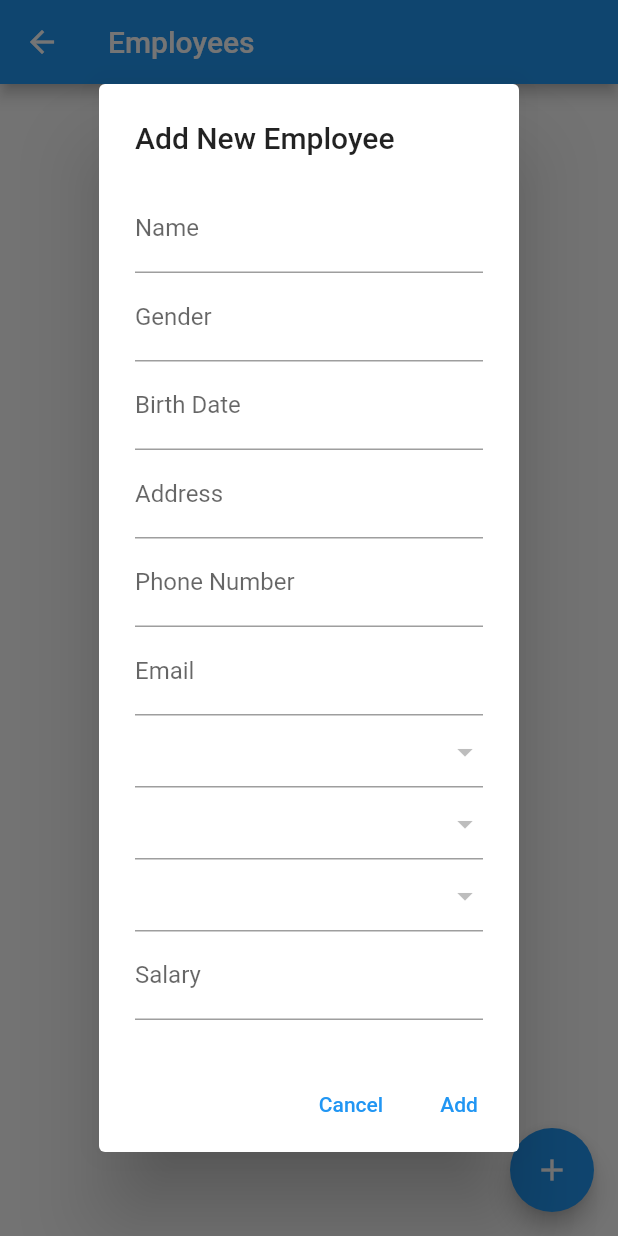
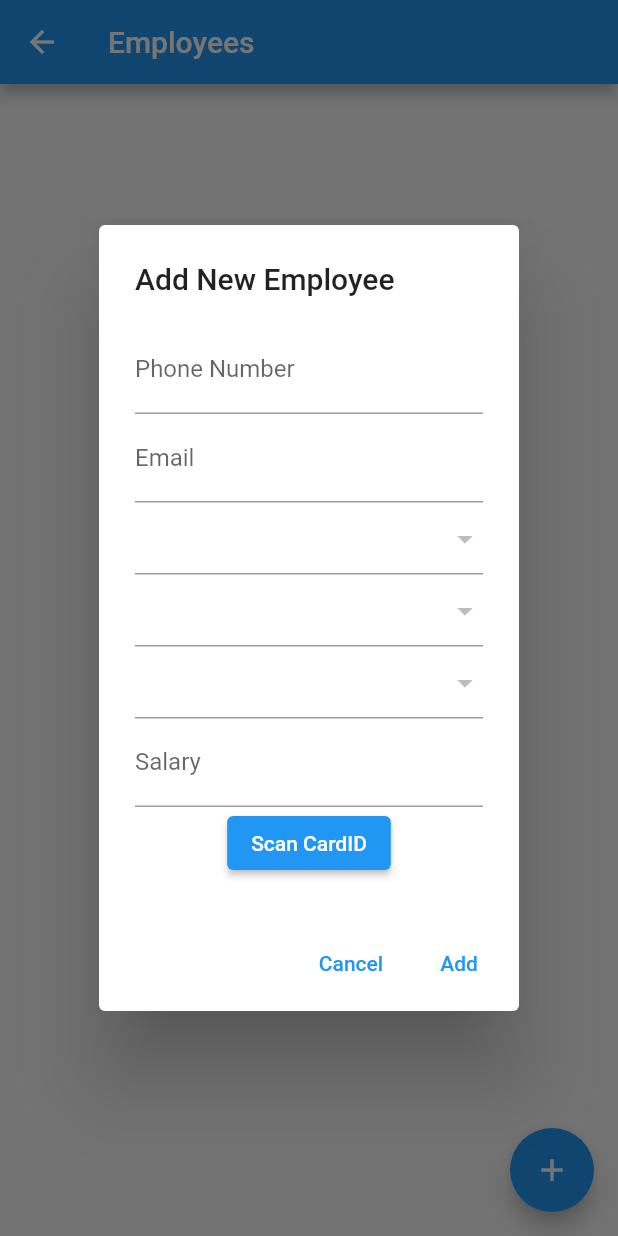
Before and after one commit to kurobakaito920/ManageStaff, a Flutter app: the EmployeePage screen opened directly, after a tap on the "add" icon, on a phone screen of 412 x 824 dp. Run offline on Flutter 3.47's test engine with Material 2 defaults, Android fonts, the phone set to English and light mode, and no system bars; our stand-ins replace cloud_firestore, firebase_core, font_awesome_flutter; missing offline and left inert: my_barcode_scanner; accounts and stored records are empty.

Commit message:
fix file push

```diff
--- a/lib/data/data.dart
+++ b/lib/data/data.dart
@@ -6,47 +6,47 @@ import '../models/employee.dart';
 import '../models/job.dart';
 
 //! Employee
-List<Employee> employees = [
-  Employee(
-    id: '1',
-    name: 'John Smith',
-    gender: 'Male',
-    birthDate: DateTime(1985, 12, 1),
-    address: '123 Main St, Anytown, USA',
-    phoneNumber: '555-1234',
-    email: 'john.smith@example.com',
-    department: departments[0], // Sales department
-    position: positions[0], // Sales Representative
-    branch: branches[0],
-    salary: 2500.00,
-  ),
-  Employee(
-    id: '2',
-    name: 'Jane Doe',
-    gender: 'Female',
-    birthDate: DateTime(1990, 6, 15),
-    address: '456 Elm St, Anytown, USA',
-    phoneNumber: '555-5678',
-    email: 'jane.doe@example.com',
-    department: departments[1], // Marketing department
-    position: positions[1], // Marketing Specialist
-    branch: branches[0],
-    salary: 3000.00,
-  ),
-  Employee(
-    id: '3',
-    name: 'Thanh Ty',
-    gender: 'Female',
-    birthDate: DateTime(1990, 6, 15),
-    address: '456 Elm St, Anytown, USA',
-    phoneNumber: '555-5678',
-    email: 'jane.doe@example.com',
-    department: departments[1], // Marketing department
-    position: positions[1], // Marketing Specialist
-    branch: branches[0],
-    salary: 3000.00,
-  ),
-];
+// List<Employee> employees = [
+//   Employee(
+//     id: '1',
+//     name: 'John Smith',
+//     gender: 'Male',
+//     birthDate: DateTime(1985, 12, 1),
+//     address: '123 Main St, Anytown, USA',
+//     phoneNumber: '555-1234',
+//     email: 'john.smith@example.com',
+//     department: departments[0], // Sales department
+//     position: positions[0], // Sales Representative
+//     branch: branches[0],
+//     salary: 2500.00,
+//   ),
+//   Employee(
+//     id: '2',
+//     name: 'Jane Doe',
+//     gender: 'Female',
+//     birthDate: DateTime(1990, 6, 15),
+//     address: '456 Elm St, Anytown, USA',
+//     phoneNumber: '555-5678',
+//     email: 'jane.doe@example.com',
+//     department: departments[1], // Marketing department
+//     position: positions[1], // Marketing Specialist
+//     branch: branches[0],
+//     salary: 3000.00,
+//   ),
+//   Employee(
+//     id: '3',
+//     name: 'Thanh Ty',
+//     gender: 'Female',
+//     birthDate: DateTime(1990, 6, 15),
+//     address: '456 Elm St, Anytown, USA',
+//     phoneNumber: '555-5678',
+//     email: 'jane.doe@example.com',
+//     department: departments[1], // Marketing department
+//     position: positions[1], // Marketing Specialist
+//     branch: branches[0],
+//     salary: 3000.00,
+//   ),
+// ];
 
 //! Department
 List<Department> departments = [
--- a/lib/models/employee.dart
+++ b/lib/models/employee.dart
@@ -12,6 +12,7 @@ class Employee {
   String gender;
   String birthDate;
   String address;
+  String cardID;
   String phoneNumber;
   String email;
   String department;
@@ -25,6 +26,7 @@ class Employee {
     required this.gender,
     required this.birthDate,
     required this.address,
+    required this.cardID,
     required this.phoneNumber,
     required this.email,
     required this.department,
@@ -38,6 +40,7 @@ class Employee {
     gender: json['gender']! as String,
     birthDate: json['birthDate']! as String,
     address: json['address']! as String,
+    cardID: json['cardID']! as String,
     phoneNumber: json['phoneNumber']! as String,
     email: json['email']! as String,
     department: json['department']! as String,
@@ -52,6 +55,7 @@ class Employee {
       'gender': gender,
       'birthDate': birthDate,
       'address': address,
+      'cardID': cardID,
       'phoneNumber': phoneNumber,
       'email': email,
       'department': department,
--- a/lib/screen/employee.dart
+++ b/lib/screen/employee.dart
@@ -1,10 +1,16 @@
 import 'package:cloud_firestore/cloud_firestore.dart';
 import 'package:firebase_core/firebase_core.dart';
 import 'package:flutter/material.dart';
+import 'package:flutter/services.dart';
 import '../models/employee.dart';
 import '../models/department.dart';
 import '../models/position.dart';
 import '../models/branch.dart';
+import 'package:my_barcode_scanner/my_barcode_scanner.dart';
+import 'dart:async';
+
+//import 'package:image_picker/image_picker.dart';
+//import 'package:permission_handler/permission_handler.dart';
 
 class EmployeePage extends StatefulWidget {
   @override
@@ -13,15 +19,39 @@ class EmployeePage extends StatefulWidget {
 
 class _EmployeePageState extends State<EmployeePage> {
   bool _showDetails = false;
+  String cardID = '', userName = '', date = '', gender = '', address = '';
   Employee? _selectedEmployee;
   CollectionReference xEmployee = FirebaseFirestore.instance.collection('employees');
   List<DropdownMenuItem<String>> lstDepartments = [], lstBranches = [], lstPosition = [];
+  Future<void> scanBarcodeNormal() async {
+      String barcodeScanRes;
+      // Platform messages may fail, so we use a try/catch PlatformException.
+      try {
+        barcodeScanRes = await FlutterBarcodeScanner.scanBarcode(
+            '#ff6666', 'Cancel', true, ScanMode.BARCODE);
+        print(barcodeScanRes);
+      } on PlatformException {
+        barcodeScanRes = 'Failed to get platform version.';
+      }
+      if (!mounted) return;
+
+      setState(() {
+        //List<void> convertToArray = barcodeScanRes.split('||').map((x) => print(x)).toList();
+        List<String> convertToArray2 = barcodeScanRes.split('|').map((String e) => e).toList();
+        cardID = convertToArray2.isNotEmpty ? convertToArray2[0] : 'Unknown';
+        userName = convertToArray2.isNotEmpty ? convertToArray2[2] : 'Unknown';
+        date = convertToArray2.isNotEmpty ? convertToArray2[3] : 'Unknown';
+        gender = convertToArray2.isNotEmpty ? convertToArray2[4] : 'Unknown';
+        address = convertToArray2.isNotEmpty ? convertToArray2[5] : 'Unknown';
+      });
+    }
   Future<void> _addNewEmployee() async{
     Employee newEmployee = Employee(
       name: '',
       gender: '',
       birthDate: '',
       address: '',
+      cardID: '',
       phoneNumber: '',
       email: '',
       department: '',
@@ -29,7 +59,9 @@ class _EmployeePageState extends State<EmployeePage> {
       branch: '',
       salary: 0.0,
     );
-
+    void initState() {
+      super.initState();
+    }
     showDialog(
       context: context,
       builder: (BuildContext context) {
@@ -39,31 +71,6 @@ class _EmployeePageState extends State<EmployeePage> {
             child: Column(
               mainAxisSize: MainAxisSize.min,
               children: [
-                TextFormField(
-                  decoration: InputDecoration(labelText: 'Name'),
-                  onChanged: (value) {
-                    newEmployee.name = value;
-                  },
-                ),
-                TextFormField(
-                  decoration: InputDecoration(labelText: 'Gender'),
-                  onChanged: (value) {
-                    newEmployee.gender = value;
-                  },
-                ),
-                TextFormField(
-                  decoration: InputDecoration(labelText: 'Birth Date'),
-                  onChanged: (value) {
-                    newEmployee.birthDate = value;
-                  },
-                  keyboardType: TextInputType.datetime,
-                ),
-                TextFormField(
-                  decoration: InputDecoration(labelText: 'Address'),
-                  onChanged: (value) {
-                    newEmployee.address = value;
-                  },
-                ),
                 TextFormField(
                   decoration: InputDecoration(labelText: 'Phone Number'),
                   onChanged: (value) {
@@ -169,6 +176,12 @@ class _EmployeePageState extends State<EmployeePage> {
                   },
                   keyboardType: TextInputType.number,
                 ),
+                ElevatedButton(
+                  onPressed: () async => await scanBarcodeNormal(),
+                  child: Text('Scan CardID')),
+                  // Text('Scan result : $_scanBarcode\n',
+                  //   style: TextStyle(fontSize: 20)
+                  // )
               ],
             ),
           ),
@@ -184,10 +197,11 @@ class _EmployeePageState extends State<EmployeePage> {
               onPressed: () {
                 setState(() {
                   xEmployee.add({
-                    'name': newEmployee.name,
-                    'gender': newEmployee.gender,
-                    'birthDate': newEmployee.birthDate,
-                    'address': newEmployee.address,
+                    'name': userName.toString(),
+                    'gender': gender.toString(),
+                    'birthDate': date.toString(),
+                    'address': address.toString(),
+                    'cardID': cardID.toString(),
                     'phoneNumber': newEmployee.phoneNumber,
                     'email': newEmployee.email,
                     'department': newEmployee.department,
@@ -240,6 +254,7 @@ class _EmployeePageState extends State<EmployeePage> {
                                   gender: snapshot.data!.docs[index].get('gender'),
                                   birthDate: snapshot.data!.docs[index].get('birthDate'),
                                   address: snapshot.data!.docs[index].get('address'),
+                                  cardID: snapshot.data!.docs[index].get('cardID'),
                                   phoneNumber: snapshot.data!.docs[index].get('phoneNumber'),
                                   department: snapshot.data!.docs[index].get('department'),
                                   position: snapshot.data!.docs[index].get('position'),
@@ -542,6 +557,7 @@ class EmployeeDetailDialog extends StatelessWidget {
                   Text('address: ${data['address']}'),
                   Text('phoneNumber: ${data['phoneNumber']}'),
                   Text('email: ${data['email']}'),
+                  Text('cardID: ${data['cardID']}'),
                   FutureBuilder<DocumentSnapshot<Object?>>(
                     future: FirebaseFirestore.instance.collection('departments').doc(data['department']).get(),
                     builder:(context, departmentSnapshot) {
--- a/lib/screen/job_page.dart
+++ b/lib/screen/job_page.dart
@@ -17,8 +17,8 @@ class JobList extends StatelessWidget {
       if (!employeesForJobs.containsKey(job.name)) {
         employeesForJobs[job.name] = [];
       }
-      final employee = employees.firstWhere((e) => e.id == job.employeeId);
-      employeesForJobs[job.name]!.add(employee);
+      // final employee = employees.firstWhere((e) => e.id == job.employeeId);
+      // employeesForJobs[job.name]!.add(employee);
     }
 
     return Scaffold(
@@ -66,12 +66,12 @@ class JobList extends StatelessWidget {
       margin: const EdgeInsets.all(8.0),
       child: Card(
         elevation: 4,
-        child: ListTile(
-          title: Text(employee.name),
-          subtitle:
-              Text('${employee.position.name} - ${employee.department.name}'),
-          trailing: Text('\$${employee.salary.toStringAsFixed(2)}'),
-        ),
+        // child: ListTile(
+        //   title: Text(employee.name),
+        //   subtitle:
+        //       Text('${employee.position.name} - ${employee.department.name}'),
+        //   trailing: Text('\$${employee.salary.toStringAsFixed(2)}'),
+        // ),
       ),
     );
   }
--- a/pubspec.yaml
+++ b/pubspec.yaml
@@ -39,7 +39,9 @@ dependencies:
   font_awesome_flutter: ^10.4.0
   cloud_firestore: ^4.7.1
   firebase_database: ^10.2.1
-
+  my_barcode_scanner: ^0.0.1
+  image_picker: ^0.8.7+5
+  permission_handler: ^10.2.0
 dev_dependencies:
   flutter_test:
     sdk: flutter
```
Also changed, not shown: lib/screen/salary_calculator_page.dart (+27 -27 lines), pubspec.lock, 2 other files.
